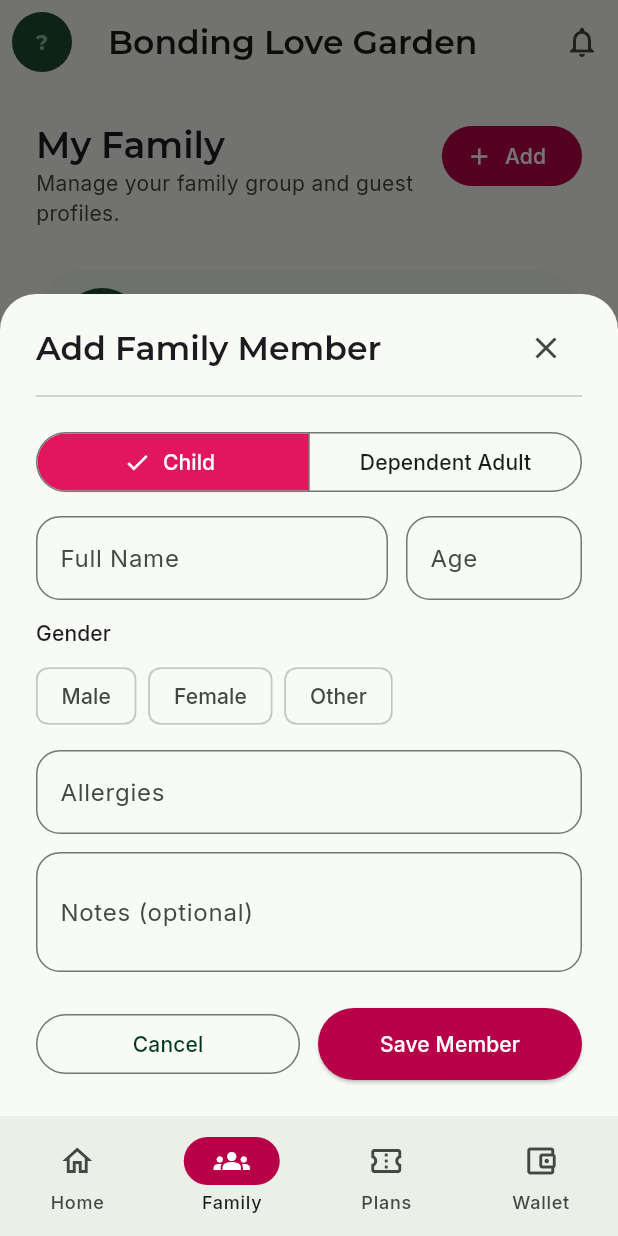
After one commit to IkyIsaac/bonding_love_garden, a Flutter app: the FamilyScreen screen opened by its route, after a tap on "Add", on a phone screen of 412 x 824 dp. The commit adds this screen. Run offline on Flutter 3.47's test engine with Material 3 defaults, Android fonts, the phone set to English and light mode, and no system bars; our stand-ins replace flutter_riverpod, freezed_annotation, go_router, google_fonts, supabase_flutter; accounts and stored records are empty; network calls fail.

Commit message:
Mobile: Family tab — list, add, edit family members
Builds features/customer/family/: FamilyScreen (owner card + member
list matching the customer_app_my_family mockup) and a bottom-sheet
form for adding/editing family_members (kind, name, age, gender,
allergies, notes). No delete action — family_members_delete is
admin-only by RLS design, so the customer app was never going to
offer it.

Extracts BrandedAppBar (avatar + venue name + bell) since Home and
Family now both use it, and promotes currentFamilyIdProvider /
familyMembersProvider to shared locations so Home's family summary
and the Family tab stay in sync off one query instead of two.

Verified end-to-end: adding a member through the real form produced a
real family_members row, confirmed via direct SQL, and instantly
appeared in Home's "Family Managed" card.

```diff
--- /dev/null
+++ b/mobile/lib/core/models/family_member.dart
@@ -0,0 +1,43 @@
+import 'package:freezed_annotation/freezed_annotation.dart';
+
+part 'family_member.freezed.dart';
+
+enum FamilyMemberKind { child, dependentAdult }
+
+FamilyMemberKind _kindFromString(String value) {
+  return value == 'dependent_adult' ? FamilyMemberKind.dependentAdult : FamilyMemberKind.child;
+}
+
+String kindToColumnValue(FamilyMemberKind kind) {
+  return kind == FamilyMemberKind.dependentAdult ? 'dependent_adult' : 'child';
+}
+
+/// 1:1 with the `family_members` table. Deliberately no delete support in
+/// this app — family_members_delete is admin-only by design (RLS), so the
+/// customer app only ever adds or edits.
+@freezed
+abstract class FamilyMember with _$FamilyMember {
+  const factory FamilyMember({
+    required String id,
+    required String fullName,
+    required FamilyMemberKind kind,
+    int? age,
+    String? gender,
+    String? allergiesNotes,
+    String? generalNotes,
+    required bool isPrimaryChild,
+  }) = _FamilyMember;
+
+  factory FamilyMember.fromJson(Map<String, dynamic> json) {
+    return FamilyMember(
+      id: json['id'] as String,
+      fullName: json['full_name'] as String,
+      kind: _kindFromString(json['kind'] as String),
+      age: json['age'] as int?,
+      gender: json['gender'] as String?,
+      allergiesNotes: json['allergies_notes'] as String?,
+      generalNotes: json['general_notes'] as String?,
+      isPrimaryChild: json['is_primary_child'] as bool? ?? false,
+    );
+  }
+}
--- a/mobile/lib/core/routing/app_router.dart
+++ b/mobile/lib/core/routing/app_router.dart
@@ -8,6 +8,7 @@ import '../auth/auth_providers.dart';
 import '../models/profile.dart';
 import '../../features/customer/customer_home_screen.dart';
 import '../../features/customer/customer_shell.dart';
+import '../../features/customer/family/family_screen.dart';
 import '../../features/shared/login_screen.dart';
 
 /// Role gate (post sign-in, from `profiles.role`), per
@@ -51,9 +52,7 @@ final appRouterProvider = Provider<GoRouter>((ref) {
         builder: (context, state, navigationShell) => CustomerShell(navigationShell: navigationShell),
         branches: [
           StatefulShellBranch(routes: [GoRoute(path: '/customer', builder: (context, state) => const CustomerHomeScreen())]),
-          StatefulShellBranch(
-            routes: [GoRoute(path: '/customer/family', builder: (context, state) => const _NotYetBuiltScreen(title: 'Family'))],
-          ),
+          StatefulShellBranch(routes: [GoRoute(path: '/customer/family', builder: (context, state) => const FamilyScreen())]),
           StatefulShellBranch(
             routes: [GoRoute(path: '/customer/plans', builder: (context, state) => const _NotYetBuiltScreen(title: 'Plans'))],
           ),
--- /dev/null
+++ b/mobile/lib/core/widgets/branded_app_bar.dart
@@ -0,0 +1,46 @@
+import 'package:flutter/material.dart';
+import 'package:flutter_riverpod/flutter_riverpod.dart';
+
+import '../auth/auth_providers.dart';
+import '../theme/app_theme.dart';
+import '../venue/venue_providers.dart';
+
+/// The avatar + venue name + notification bell header every customer shell
+/// tab shares (see the Stitch mockups — identical across Home/Family/...).
+/// Per-screen headings ("My Family", "Today at a glance") live in each
+/// screen's body, not here.
+class BrandedAppBar extends ConsumerWidget implements PreferredSizeWidget {
+  const BrandedAppBar({super.key});
+
+  @override
+  Widget build(BuildContext context, WidgetRef ref) {
+    final profile = ref.watch(currentProfileProvider);
+    final venue = ref.watch(venueSettingsProvider);
+
+    return AppBar(
+      leading: Padding(
+        padding: const EdgeInsets.all(8),
+        child: CircleAvatar(
+          backgroundColor: AppColors.primaryContainer,
+          child: Text(
+            _initials(profile.value?.fullName ?? ''),
+            style: const TextStyle(color: AppColors.onPrimaryContainer, fontSize: 14, fontWeight: FontWeight.bold),
+          ),
+        ),
+      ),
+      title: Text(venue.value?.parkName ?? 'Bonding Love Garden'),
+      actions: [IconButton(icon: const Icon(Icons.notifications_outlined), onPressed: () {})],
+    );
+  }
+
+  String _initials(String name) {
+    final parts = name.trim().split(RegExp(r'\s+')).where((p) => p.isNotEmpty).toList();
+    if (parts.isEmpty) return '?';
+    final first = parts[0][0];
+    final second = parts.length > 1 ? parts[1][0] : '';
+    return (first + second).toUpperCase();
+  }
+
+  @override
+  Size get preferredSize => const Size.fromHeight(kToolbarHeight);
+}
--- /dev/null
+++ b/mobile/lib/features/customer/family/family_providers.dart
@@ -0,0 +1,66 @@
+import 'package:flutter_riverpod/flutter_riverpod.dart';
+
+import '../../../core/auth/auth_providers.dart';
+import '../../../core/family/current_family_provider.dart';
+import '../../../core/models/family_member.dart';
+
+final familyMembersProvider = FutureProvider<List<FamilyMember>>((ref) async {
+  final client = ref.watch(supabaseClientProvider);
+  final familyId = await ref.watch(currentFamilyIdProvider.future);
+  final rows = await client.from('family_members').select().eq('family_id', familyId).order('created_at');
+  return rows.map(FamilyMember.fromJson).toList();
+});
+
+class FamilyController {
+  FamilyController(this.ref);
+
+  final Ref ref;
+
+  Future<void> addMember({
+    required String fullName,
+    required FamilyMemberKind kind,
+    int? age,
+    String? gender,
+    String? allergiesNotes,
+    String? generalNotes,
+  }) async {
+    final client = ref.read(supabaseClientProvider);
+    final familyId = await ref.read(currentFamilyIdProvider.future);
+    await client.from('family_members').insert({
+      'family_id': familyId,
+      'full_name': fullName,
+      'kind': kindToColumnValue(kind),
+      'age': age,
+      'gender': gender,
+      'allergies_notes': allergiesNotes,
+      'general_notes': generalNotes,
+    });
+    ref.invalidate(familyMembersProvider);
+  }
+
+  Future<void> updateMember({
+    required String id,
+    required String fullName,
+    required FamilyMemberKind kind,
+    int? age,
+    String? gender,
+    String? allergiesNotes,
+    String? generalNotes,
+  }) async {
+    final client = ref.read(supabaseClientProvider);
+    await client
+        .from('family_members')
+        .update({
+          'full_name': fullName,
+          'kind': kindToColumnValue(kind),
+          'age': age,
+          'gender': gender,
+          'allergies_notes': allergiesNotes,
+          'general_notes': generalNotes,
+        })
+        .eq('id', id);
+    ref.invalidate(familyMembersProvider);
+  }
+}
+
+final familyControllerProvider = Provider<FamilyController>((ref) => FamilyController(ref));
--- /dev/null
+++ b/mobile/lib/features/customer/family/family_screen.dart
@@ -0,0 +1,198 @@
+import 'package:flutter/material.dart';
+import 'package:flutter_riverpod/flutter_riverpod.dart';
+
+import '../../../core/auth/auth_providers.dart';
+import '../../../core/models/family_member.dart';
+import '../../../core/theme/app_theme.dart';
+import '../../../core/widgets/branded_app_bar.dart';
+import 'family_providers.dart';
+import 'member_form_sheet.dart';
+
+class FamilyScreen extends ConsumerWidget {
+  const FamilyScreen({super.key});
+
+  @override
+  Widget build(BuildContext context, WidgetRef ref) {
+    final profile = ref.watch(currentProfileProvider);
+    final members = ref.watch(familyMembersProvider);
+
+    return Scaffold(
+      appBar: const BrandedAppBar(),
+      body: RefreshIndicator(
+        onRefresh: () async => ref.invalidate(familyMembersProvider),
+        child: ListView(
+          padding: const EdgeInsets.all(AppSpacing.md),
+          children: [
+            Row(
+              crossAxisAlignment: CrossAxisAlignment.start,
+              children: [
+                Expanded(
+                  child: Column(
+                    crossAxisAlignment: CrossAxisAlignment.start,
+                    children: [
+                      Text('My Family', style: Theme.of(context).textTheme.headlineSmall),
+                      Text(
+                        'Manage your family group and guest profiles.',
+                        style: Theme.of(context).textTheme.bodyMedium?.copyWith(color: AppColors.onSurfaceVariant),
+                      ),
+                    ],
+                  ),
+                ),
+                const SizedBox(width: AppSpacing.sm),
+                FilledButton.icon(
+                  onPressed: () => showMemberFormSheet(context, existing: null),
+                  icon: const Icon(Icons.add),
+                  label: const Text('Add'),
+                  style: FilledButton.styleFrom(backgroundColor: AppColors.secondary, foregroundColor: AppColors.onSecondary),
+                ),
+              ],
+            ),
+            const SizedBox(height: AppSpacing.md),
+            _OwnerCard(fullName: profile.value?.fullName ?? '', phone: profile.value?.phone ?? ''),
+            const SizedBox(height: AppSpacing.base),
+            members.when(
+              data: (list) {
+                if (list.isEmpty) {
+                  return Padding(
+                    padding: const EdgeInsets.symmetric(vertical: AppSpacing.lg),
+                    child: Text(
+                      'No family members added yet. Add a child or dependent adult to bring them along on your visits.',
+                      style: Theme.of(context).textTheme.bodyMedium?.copyWith(color: AppColors.onSurfaceVariant),
+                      textAlign: TextAlign.center,
+                    ),
+                  );
+                }
+                return Column(children: list.map((m) => _MemberCard(member: m)).toList());
+              },
+              loading: () => const Padding(padding: EdgeInsets.all(24), child: Center(child: CircularProgressIndicator())),
+              error: (_, __) => Text(
+                "Couldn't load family members.",
+                style: Theme.of(context).textTheme.bodyMedium?.copyWith(color: AppColors.error),
+              ),
+            ),
+          ],
+        ),
+      ),
+    );
+  }
+}
+
+class _OwnerCard extends StatelessWidget {
+  const _OwnerCard({required this.fullName, required this.phone});
+
+  final String fullName;
+  final String phone;
+
+  @override
+  Widget build(BuildContext context) {
+    return Card(
+      child: Padding(
+        padding: const EdgeInsets.all(AppSpacing.sm),
+        child: Row(
+          children: [
+            CircleAvatar(
+              radius: 28,
+              backgroundColor: AppColors.primaryContainer,
+              child: Text(_initials(fullName), style: const TextStyle(color: AppColors.onPrimaryContainer, fontWeight: FontWeight.bold)),
+            ),
+            const SizedBox(width: AppSpacing.sm),
+            Expanded(
+              child: Column(
+                crossAxisAlignment: CrossAxisAlignment.start,
+                children: [
+                  Text(fullName.isEmpty ? 'You' : fullName, style: Theme.of(context).textTheme.titleMedium),
+                  Text('Account Owner · $phone', style: Theme.of(context).textTheme.bodySmall?.copyWith(color: AppColors.onSurfaceVariant)),
+                ],
+              ),
+            ),
+          ],
+        ),
+      ),
+    );
+  }
+
+  String _initials(String name) {
+    final parts = name.trim().split(RegExp(r'\s+')).where((p) => p.isNotEmpty).toList();
+    if (parts.isEmpty) return '?';
+    final first = parts[0][0];
+    final second = parts.length > 1 ? parts[1][0] : '';
+    return (first + second).toUpperCase();
+  }
+}
+
+class _MemberCard extends StatelessWidget {
+  const _MemberCard({required this.member});
+
+  final FamilyMember member;
+
+  @override
+  Widget build(BuildContext context) {
+    final kindLabel = member.kind == FamilyMemberKind.child ? 'Child' : 'Dependent Adult';
+    final ageLabel = member.age != null ? '$kindLabel · ${member.age} Years Old' : kindLabel;
+
+    return Card(
+      margin: const EdgeInsets.only(bottom: AppSpacing.base),
+      child: Padding(
+        padding: const EdgeInsets.all(AppSpacing.sm),
+        child: Row(
+          crossAxisAlignment: CrossAxisAlignment.start,
+          children: [
+            CircleAvatar(
+              radius: 24,
+              backgroundColor: AppColors.surfaceVariant,
+              child: Text(member.fullName.isNotEmpty ? member.fullName[0].toUpperCase() : '?'),
+            ),
+            const SizedBox(width: AppSpacing.sm),
+            Expanded(
+              child: Column(
+                crossAxisAlignment: CrossAxisAlignment.start,
+                children: [
+                  Row(
+                    children: [
+                      Flexible(child: Text(member.fullName, style: Theme.of(context).textTheme.titleMedium)),
+                      if (member.isPrimaryChild) ...[
+                        const SizedBox(width: AppSpacing.base),
+                        Container(
+                          padding: const EdgeInsets.symmetric(horizontal: 8, vertical: 2),
+                          decoration: BoxDecoration(color: AppColors.surfaceVariant, borderRadius: BorderRadius.circular(AppRadii.full)),
+                          child: const Text('Primary Child', style: TextStyle(fontSize: 11)),
+                        ),
+                      ],
+                    ],
+                  ),
+                  Text(ageLabel, style: Theme.of(context).textTheme.bodySmall?.copyWith(color: AppColors.onSurfaceVariant)),
+                  if (member.allergiesNotes != null && member.allergiesNotes!.isNotEmpty) ...[
+                    const SizedBox(height: AppSpacing.base),
+                    Container(
+                      padding: const EdgeInsets.symmetric(horizontal: 8, vertical: 4),
+                      decoration: BoxDecoration(color: AppColors.errorContainer, borderRadius: BorderRadius.circular(AppRadii.full)),
+                      child: Row(
+                        mainAxisSize: MainAxisSize.min,
+                        children: [
+                          const Icon(Icons.warning_amber_rounded, size: 14, color: AppColors.onErrorContainer),
+                          const SizedBox(width: 4),
+                          Flexible(
+                            child: Text(
+                              member.allergiesNotes!,
+                              style: const TextStyle(fontSize: 11, color: AppColors.onErrorContainer),
+                              overflow: TextOverflow.ellipsis,
+                            ),
+                          ),
+                        ],
+                      ),
+                    ),
+                  ],
+                  const SizedBox(height: AppSpacing.sm),
+                  OutlinedButton(
+                    onPressed: () => showMemberFormSheet(context, existing: member),
+                    child: Text(member.kind == FamilyMemberKind.child ? 'Edit Child' : 'Edit Profile'),
+                  ),
+                ],
+              ),
+            ),
+          ],
+        ),
+      ),
+    );
+  }
+}
--- /dev/null
+++ b/mobile/lib/features/customer/family/member_form_sheet.dart
@@ -0,0 +1,202 @@
+import 'package:flutter/material.dart';
+import 'package:flutter_riverpod/flutter_riverpod.dart';
+
+import '../../../core/models/family_member.dart';
+import '../../../core/theme/app_theme.dart';
+import 'family_providers.dart';
+
+Future<void> showMemberFormSheet(BuildContext context, {required FamilyMember? existing}) {
+  return showModalBottomSheet(
+    context: context,
+    isScrollControlled: true,
+    backgroundColor: Colors.transparent,
+    builder: (context) => _MemberFormSheet(existing: existing),
+  );
+}
+
+class _MemberFormSheet extends ConsumerStatefulWidget {
+  const _MemberFormSheet({required this.existing});
+
+  final FamilyMember? existing;
+
+  @override
+  ConsumerState<_MemberFormSheet> createState() => _MemberFormSheetState();
+}
+
+class _MemberFormSheetState extends ConsumerState<_MemberFormSheet> {
+  late final _nameController = TextEditingController(text: widget.existing?.fullName ?? '');
+  late final _ageController = TextEditingController(text: widget.existing?.age?.toString() ?? '');
+  late final _allergiesController = TextEditingController(text: widget.existing?.allergiesNotes ?? '');
+  late final _notesController = TextEditingController(text: widget.existing?.generalNotes ?? '');
+  late FamilyMemberKind _kind = widget.existing?.kind ?? FamilyMemberKind.child;
+  String? _gender;
+
+  bool _saving = false;
+  String? _error;
+
+  @override
+  void initState() {
+    super.initState();
+    _gender = widget.existing?.gender;
+  }
+
+  @override
+  void dispose() {
+    _nameController.dispose();
+    _ageController.dispose();
+    _allergiesController.dispose();
+    _notesController.dispose();
+    super.dispose();
+  }
+
+  Future<void> _save() async {
+    final name = _nameController.text.trim();
+    if (name.isEmpty) {
+      setState(() => _error = 'Full name is required');
+      return;
+    }
+    setState(() {
+      _saving = true;
+      _error = null;
+    });
+    final age = int.tryParse(_ageController.text.trim());
+    final allergies = _allergiesController.text.trim();
+    final notes = _notesController.text.trim();
+    try {
+      final controller = ref.read(familyControllerProvider);
+      if (widget.existing == null) {
+        await controller.addMember(
+          fullName: name,
+          kind: _kind,
+          age: age,
+          gender: _gender,
+          allergiesNotes: allergies.isEmpty ? null : allergies,
+          generalNotes: notes.isEmpty ? null : notes,
+        );
+      } else {
+        await controller.updateMember(
+          id: widget.existing!.id,
+          fullName: name,
+          kind: _kind,
+          age: age,
+          gender: _gender,
+          allergiesNotes: allergies.isEmpty ? null : allergies,
+          generalNotes: notes.isEmpty ? null : notes,
+        );
+      }
+      if (mounted) Navigator.of(context).pop();
+    } catch (e) {
+      setState(() {
+        _saving = false;
+        _error = e.toString();
+      });
+    }
+  }
+
+  @override
+  Widget build(BuildContext context) {
+    final isEditing = widget.existing != null;
+
+    return Padding(
+      padding: EdgeInsets.only(bottom: MediaQuery.of(context).viewInsets.bottom),
+      child: Container(
+        decoration: const BoxDecoration(
+          color: AppColors.surface,
+          borderRadius: BorderRadius.vertical(top: Radius.circular(AppRadii.large)),
+        ),
+        padding: const EdgeInsets.fromLTRB(AppSpacing.md, AppSpacing.sm, AppSpacing.md, AppSpacing.md),
+        child: SingleChildScrollView(
+          child: Column(
+            crossAxisAlignment: CrossAxisAlignment.stretch,
+            mainAxisSize: MainAxisSize.min,
+            children: [
+              Row(
+                children: [
+                  Expanded(
+                    child: Text(isEditing ? 'Member Details' : 'Add Family Member', style: Theme.of(context).textTheme.titleLarge),
+                  ),
+                  IconButton(icon: const Icon(Icons.close), onPressed: () => Navigator.of(context).pop()),
+                ],
+              ),
+              const Divider(),
+              const SizedBox(height: AppSpacing.sm),
+              SegmentedButton<FamilyMemberKind>(
+                segments: const [
+                  ButtonSegment(value: FamilyMemberKind.child, label: Text('Child')),
+                  ButtonSegment(value: FamilyMemberKind.dependentAdult, label: Text('Dependent Adult')),
+                ],
+                selected: {_kind},
+                onSelectionChanged: (s) => setState(() => _kind = s.first),
+              ),
+              const SizedBox(height: AppSpacing.sm),
+              Row(
+                children: [
+                  Expanded(
+                    flex: 2,
+                    child: TextField(
+                      controller: _nameController,
+                      decoration: const InputDecoration(labelText: 'Full Name', hintText: 'e.g. Leo Jenkins'),
+                    ),
+                  ),
+                  const SizedBox(width: AppSpacing.sm),
+                  Expanded(
+                    child: TextField(
+                      controller: _ageController,
+                      keyboardType: TextInputType.number,
+                      decoration: const InputDecoration(labelText: 'Age', hintText: 'Years'),
+                    ),
+                  ),
+                ],
+              ),
+              const SizedBox(height: AppSpacing.sm),
+              Text('Gender', style: Theme.of(context).textTheme.labelLarge),
+              const SizedBox(height: AppSpacing.base),
+              Wrap(
+                spacing: AppSpacing.base,
+                children: [
+                  for (final option in const [('male', 'Male'), ('female', 'Female'), ('other', 'Other')])
+                    ChoiceChip(
+                      label: Text(option.$2),
+                      selected: _gender == option.$1,
+                      onSelected: (selected) => setState(() => _gender = selected ? option.$1 : null),
+                    ),
+                ],
+              ),
+              const SizedBox(height: AppSpacing.sm),
+              TextField(
+                controller: _allergiesController,
+                decoration: const InputDecoration(labelText: 'Allergies', hintText: 'e.g. Peanut allergy'),
+              ),
+              const SizedBox(height: AppSpacing.sm),
+              TextField(
+                controller: _notesController,
+                decoration: const InputDecoration(labelText: 'Notes (optional)'),
+                maxLines: 2,
+              ),
+              if (_error != null) ...[
+                const SizedBox(height: AppSpacing.sm),
+                Text(_error!, style: const TextStyle(color: AppColors.error)),
+              ],
+              const SizedBox(height: AppSpacing.md),
+              Row(
+                children: [
+                  Expanded(
+                    child: OutlinedButton(onPressed: _saving ? null : () => Navigator.of(context).pop(), child: const Text('Cancel')),
+                  ),
+                  const SizedBox(width: AppSpacing.sm),
+                  Expanded(
+                    child: ElevatedButton(
+                      onPressed: _saving ? null : _save,
+                      style: ElevatedButton.styleFrom(backgroundColor: AppColors.secondary, foregroundColor: AppColors.onSecondary),
+                      child: Text(_saving ? 'Saving…' : 'Save Member'),
+                    ),
+                  ),
+                ],
+              ),
+            ],
+          ),
+        ),
+      ),
+    );
+  }
+}
```
Also changed, not shown: mobile/lib/core/family/current_family_provider.dart (added, +15 -0 lines), mobile/lib/features/customer/customer_home_screen.dart (+5 -26 lines), mobile/lib/features/customer/home_providers.dart (+1 -17 lines), mobile/lib/core/models/family_member.freezed.dart (added), 1 other file.
